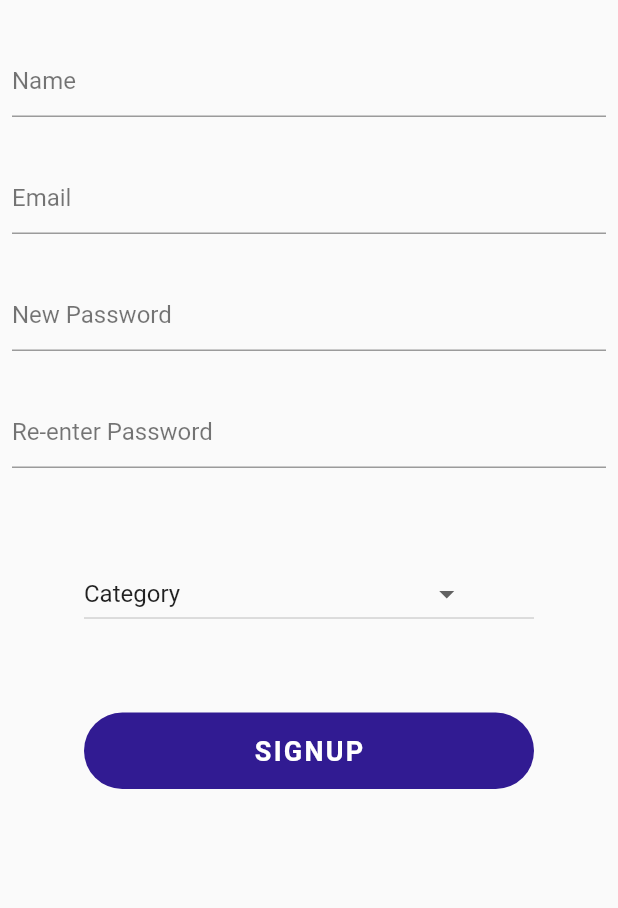
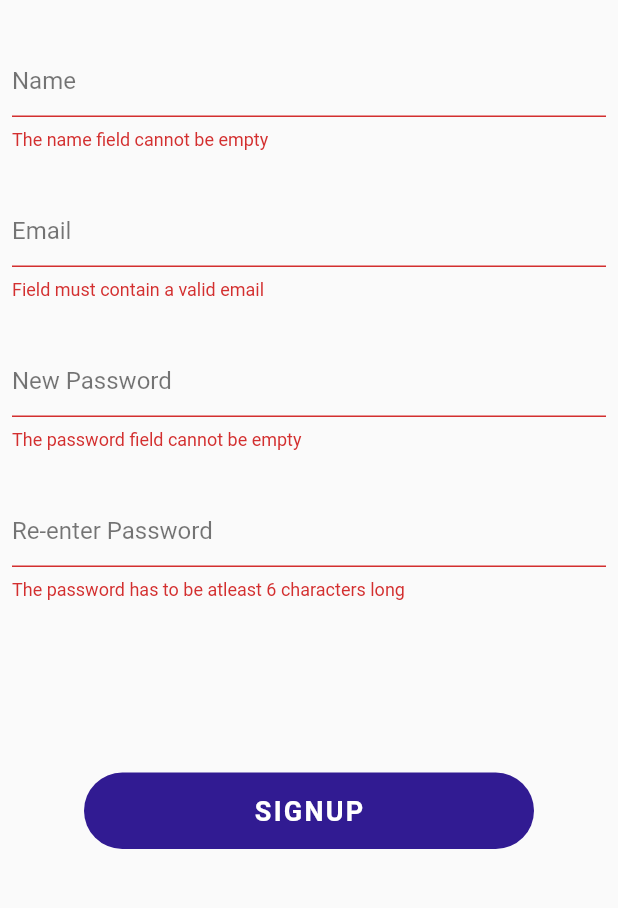
Before and after one commit to Kribas/Water, a Flutter app: the screen it shows after launch, tab 2 chosen, after a tap on "SIGNUP", on a phone screen of 412 x 824 dp, the part 318-1226 px from its top. Run offline on Flutter 3.47's test engine with Material 2 defaults, Android fonts, the light colour scheme and no system bars; our stand-ins replace carousel_pro, firebase_auth, firebase_core, firebase_database, font_awesome_flutter, google_sign_in; accounts and stored records are empty; Roboto replaces fonts that are missing (OpenSans).

Commit message:
made changes

```diff
--- a/lib/Components/drawer.dart
+++ b/lib/Components/drawer.dart
@@ -66,7 +66,6 @@ class _AppDrawerState extends State<AppDrawer> {
             InkWell(
               onTap: () {
                 Navigator.push(context,MaterialPageRoute(builder: (context) => ProfileScreen(user: _user,)));
-
               },
               child: UserAccountsDrawerHeader(
                 decoration: BoxDecoration(
--- a/lib/Pages/SignUp.dart
+++ b/lib/Pages/SignUp.dart
@@ -1,11 +1,13 @@
 import 'package:drpani/Pages/App.dart';
 import 'package:drpani/Pages/Home.dart';
+import 'package:drpani/db/user_model.dart';
 import 'package:firebase_database/firebase_database.dart';
 import 'package:flutter/material.dart';
 import 'package:drpani/Utilities/Constants.dart';
 import 'package:flutter/services.dart';
 import 'package:firebase_auth/firebase_auth.dart';
-import 'package:drpani/db/users.dart';
+
+import '../main.dart';
 
 
 class SignUp extends StatefulWidget {
@@ -16,7 +18,7 @@ class SignUp extends StatefulWidget {
 class _SignUpState extends State<SignUp> {
 
   final FirebaseAuth firebaseAuth = FirebaseAuth.instance;
-  //UserServices _userServices = UserServices();
+  UserServices _userServices = UserServices();
 
   DatabaseReference dbRef = FirebaseDatabase.instance.reference().child("Users");
 
@@ -122,9 +124,9 @@ class _SignUpState extends State<SignUp> {
           ),
           controller: _confirmPasswordTextController,
           validator: (value) {
-            if(value != null) {
+            if(value == null) {
               return 'The password field cannot be empty';
-            }else if(value!.length < 6) {
+            }else if(value.length < 6) {
               return 'The password has to be atleast 6 characters long';
             }else if(_passwordTextController.text!=value){
               return 'The passwords do not match';
@@ -138,44 +140,44 @@ class _SignUpState extends State<SignUp> {
   }
 
 
-  Widget _buildCategory() {
-    return Container(
-      width: 300,
-      child: DropdownButton<String>(
-        value: dropdownValue,
-        icon: const Icon(Icons.arrow_drop_down),
-        iconSize: 24,
-        elevation: 16,
-        onChanged: (String? newValue)
-          {
-          setState(() {
-          dropdownValue = newValue!;
-          });
-          },
-
-        items: <String>['Category',
-          'Home',
-          'Apartments,Housing and Colony',
-          'Office',
-          'Grocery Shop',
-          'Bank and Finanace',
-          'Restaurants and Bakery',
-          'Hotel and Guest House',
-          'Canteen',
-          'Super Market and Mini Mart',
-          'Hospital and Medical',
-          'Factory',
-          'Others'
-        ]
-            .map<DropdownMenuItem<String>>((String value) {
-          return DropdownMenuItem<String>(
-            value: value,
-            child: Text(value),
-          );
-        }).toList(),
-      ),
-    );
-  }
+//  Widget _buildCategory() {
+//    return Container(
+//      width: 300,
+//      child: DropdownButton<String>(
+//        value: dropdownValue,
+//        icon: const Icon(Icons.arrow_drop_down),
+//        iconSize: 24,
+//        elevation: 16,
+//        onChanged: (String? newValue)
+//          {
+//          setState(() {
+//          dropdownValue = newValue!;
+//          });
+//          },
+//
+//        items: <String>['Category',
+//          'Home',
+//          'Apartments,Housing and Colony',
+//          'Office',
+//          'Grocery Shop',
+//          'Bank and Finanace',
+//          'Restaurants and Bakery',
+//          'Hotel and Guest House',
+//          'Canteen',
+//          'Super Market and Mini Mart',
+//          'Hospital and Medical',
+//          'Factory',
+//          'Others'
+//        ]
+//            .map<DropdownMenuItem<String>>((String value) {
+//          return DropdownMenuItem<String>(
+//            value: value,
+//            child: Text(value),
+//          );
+//        }).toList(),
+//      ),
+//    );
+//  }
 
   Widget _buildSignUpBtn() {
     return Container(
@@ -184,6 +186,10 @@ class _SignUpState extends State<SignUp> {
       child: RaisedButton(
         elevation: 0.0,
         onPressed: () {
+          if(_formKey.currentState!.validate()) {
+            registerNewUser(context);
+          }
+
         },
         padding: EdgeInsets.all(15.0),
         shape: RoundedRectangleBorder(
@@ -254,7 +260,7 @@ class _SignUpState extends State<SignUp> {
                         SizedBox(
                           height: 30.0,
                         ),
-                        _buildCategory(),
+                       // _buildCategory(),
                         SizedBox(
                           height: 30.0,
                         ),
@@ -273,4 +279,31 @@ class _SignUpState extends State<SignUp> {
     );
   }
 
+  registerNewUser(BuildContext context) async {
+    final User firebaseUser = firebaseAuth.currentUser!;
+
+    // ignore: unnecessary_null_comparison
+    if(firebaseUser == null) {
+      firebaseAuth.createUserWithEmailAndPassword(
+      email: _emailTextController.text,
+      password: _passwordTextController.text)
+
+      .then((user) => {
+        _userServices.createUser(
+        {
+          "name": _nameTextController.text,
+          "email": _emailTextController.text,
+          "confirmpassword": _confirmPasswordTextController.text
+        }
+        )
+    }).catchError((err) => {print(err.toString())});
+
+    Navigator.pushReplacement(context, MaterialPageRoute(builder: (context) => App(user: firebaseUser)));
+
+    }
+
+
+  }
+
+
 }
--- a/lib/db/users.dart
+++ b/lib/db/user_model.dart
@@ -6,7 +6,7 @@ class UserServices {
 
   createUser(Map value) {
     _database.reference().child(ref).push().set(
-      value
+        value
     ).catchError((e) => {print(e.toString())});
   }
 }
--- a/lib/main.dart
+++ b/lib/main.dart
@@ -4,6 +4,7 @@
 import 'package:drpani/Pages/FirstPage.dart';
 import 'package:flutter/material.dart';
 import 'package:firebase_core/firebase_core.dart';
+
 
 
 
@@ -20,4 +21,5 @@ void main() async {
     ),
   )
   );
+
 }
```
Also changed, not shown: lib/Pages/Login.dart (+3 -29 lines), pubspec.lock.
